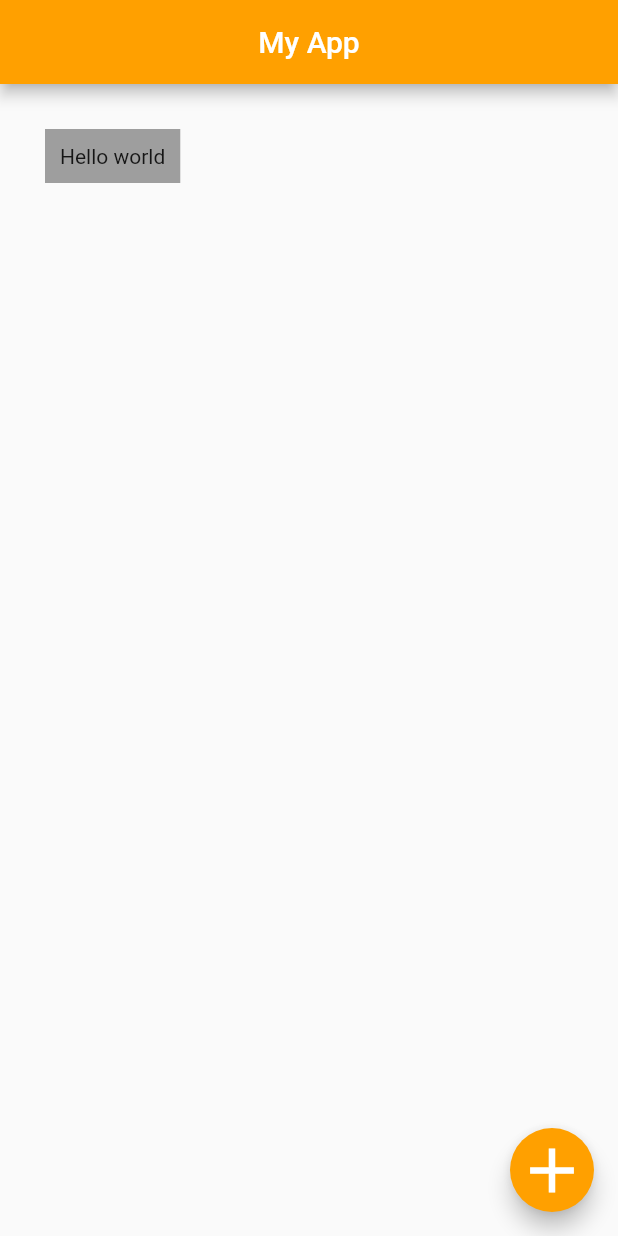
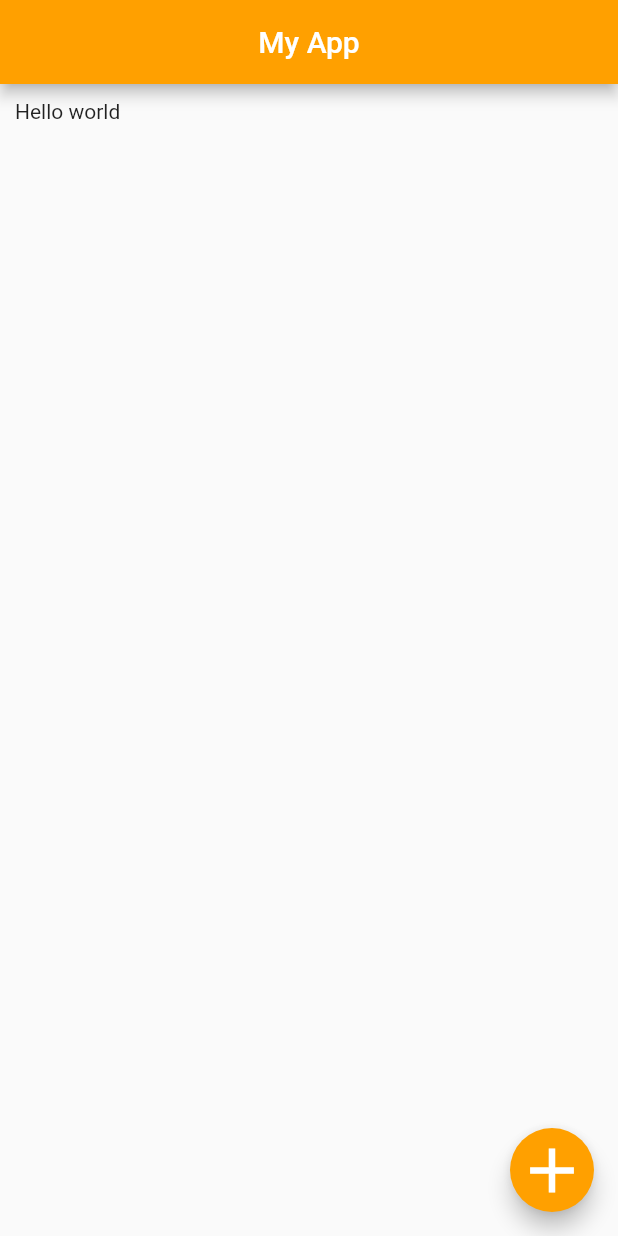
Before and after one commit to chamikaravinda/Flutter-crash-course, a Flutter app: the screen it shows after launch, on a phone screen of 412 x 824 dp. Run offline on Flutter 3.47's test engine with Material 2 defaults, Android fonts, the phone set to English and light mode, and no system bars.

Commit message:
padding only

```diff
--- a/lib/main.dart
+++ b/lib/main.dart
@@ -14,10 +14,8 @@ class Home extends StatelessWidget {
         centerTitle: true,
         backgroundColor: Colors.amber[700],
       ),
-      body: Container(
+      body: Padding(
           padding:EdgeInsets.fromLTRB(10, 10,10, 10),
-          margin: EdgeInsets.all(30),
-          color:Colors.grey,
           child:Text('Hello world')
       ),
       floatingActionButton: FloatingActionButton(
```
